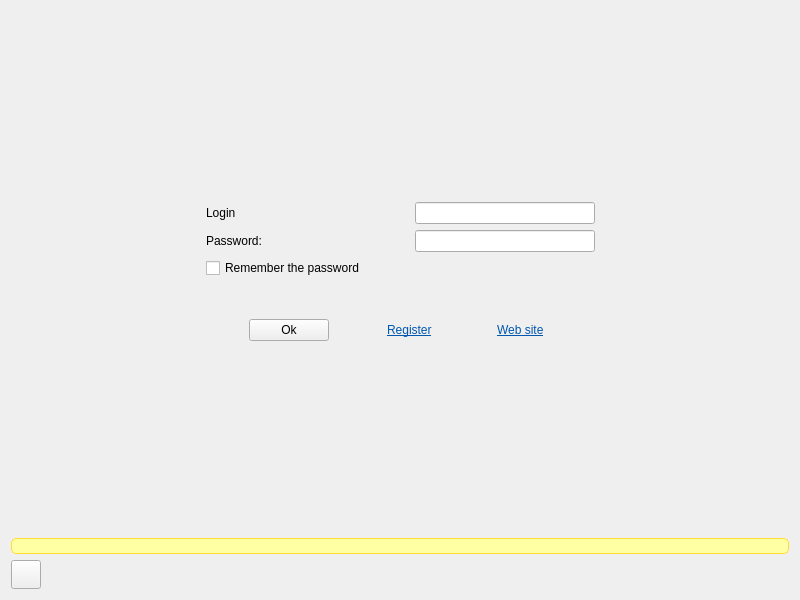
This is client/single-server/mainwindow.ui in alphaonex86/CatchChallenger as Qt 5 draws it before an edit. The edited form follows.
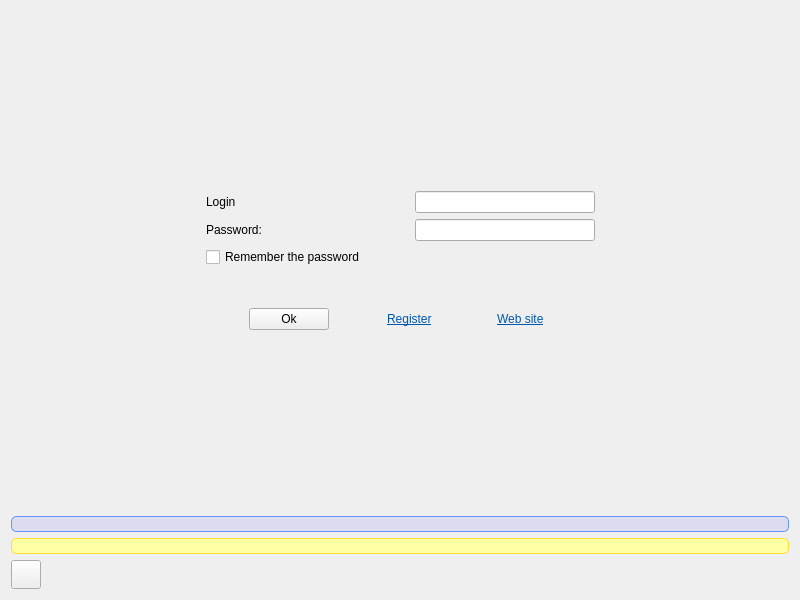
This is the edited form. Icons and pictures are not drawn.

The edit to the form file:
```diff
--- a/client/single-server/mainwindow.ui
+++ b/client/single-server/mainwindow.ui
@@ -356,6 +356,21 @@
           </property>
          </spacer>
         </item>
+        <item>
+         <widget class="QLabel" name="news">
+          <property name="styleSheet">
+           <string notr="true">background-color: rgb(220, 220, 240);
+border: 1px solid rgb(100, 150, 240);
+border-radius:5px;</string>
+          </property>
+          <property name="text">
+           <string/>
+          </property>
+          <property name="openExternalLinks">
+           <bool>true</bool>
+          </property>
+         </widget>
+        </item>
         <item>
          <widget class="QLabel" name="update">
           <property name="styleSheet">
```
